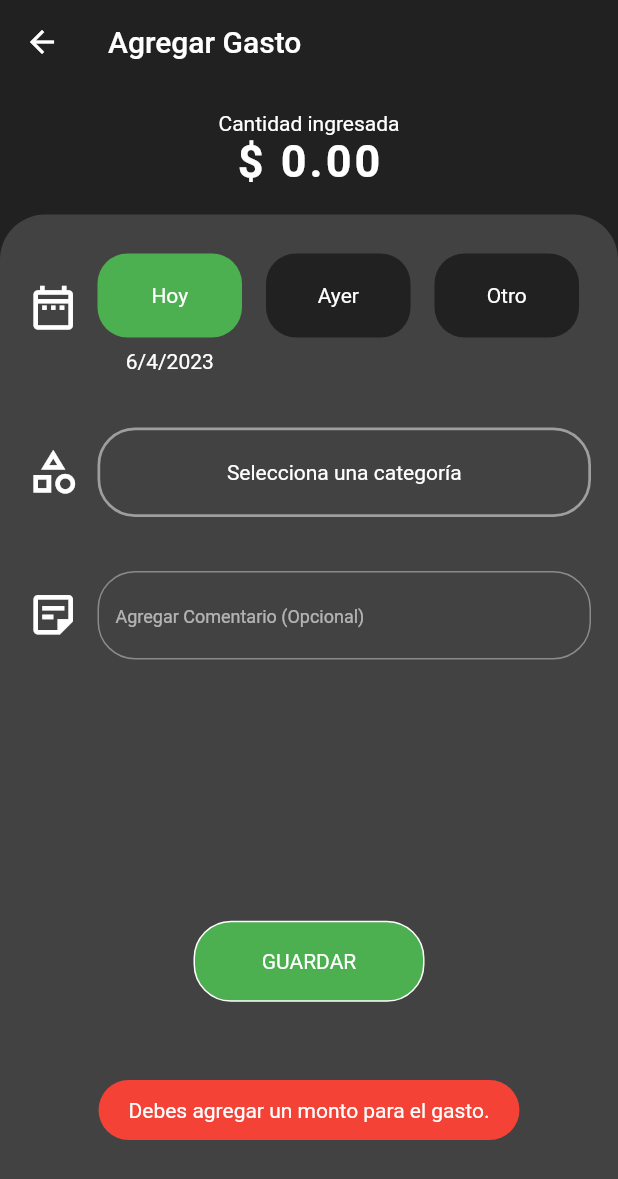
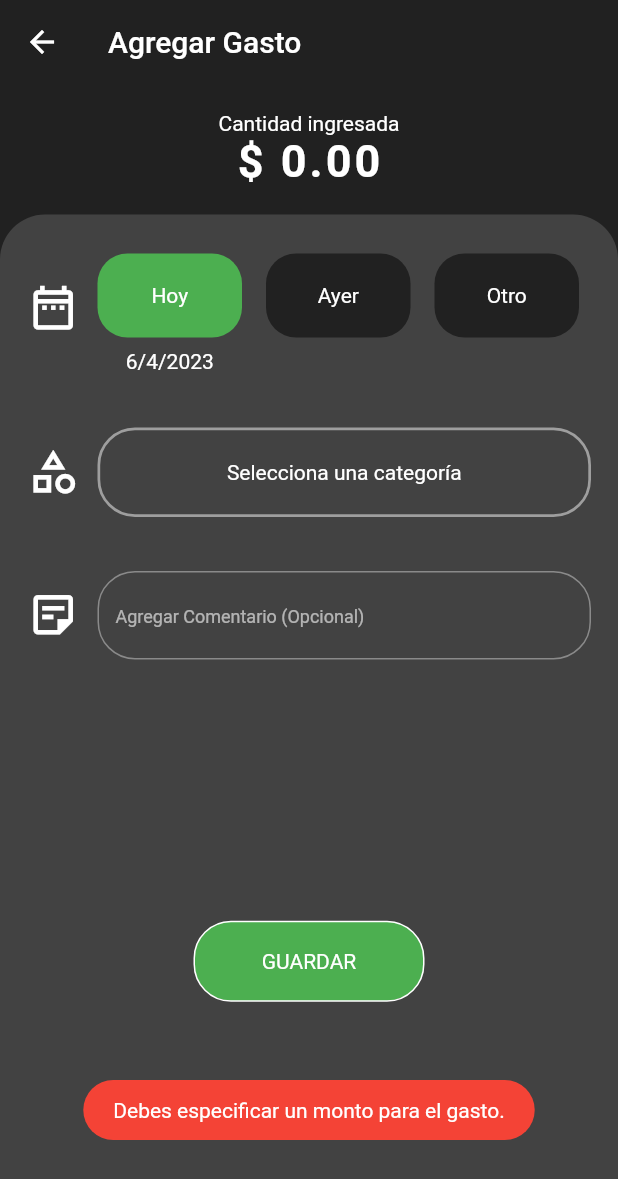
Before and after one commit to oscarvr10/Expenses-App, a Flutter app: the AddExpenses screen opened by its route, after a tap on "GUARDAR", on a phone screen of 412 x 824 dp. Shown: the top 1179 px of the screen. Run offline on Flutter 3.47's test engine with Material 2 defaults, Android fonts, the phone set to English and light mode, and no system bars; our stand-ins replace flutter_slidable, flutter_speed_dial, fluttertoast, sqflite; missing offline and left inert: flutter_material_color_picker; accounts and stored records are empty.

Commit message:
Logica para editar gastos e ingresos

```diff
--- a/lib/main.dart
+++ b/lib/main.dart
@@ -53,8 +53,8 @@ class MyApp extends StatelessWidget {
       initialRoute: 'home',
       routes: {
         'home': (_) => const HomePage(),
-        'addEntries': (_) => const AddEntries(),
-        'addExpenses': (_) => const AddExpenses(),
+        'add_entries': (_) => const AddEntries(),
+        'add_expenses': (_) => const AddExpenses(),
       },
     );
   }
--- a/lib/pages/add_expenses.dart
+++ b/lib/pages/add_expenses.dart
@@ -14,10 +14,20 @@ class AddExpenses extends StatelessWidget {
   @override
   Widget build(BuildContext context) {
     CombinedModel cModel = CombinedModel();
+    bool hasData = false;
+
+    final editCModel =
+        ModalRoute.of(context)!.settings.arguments as CombinedModel?;
+
+    if (editCModel != null) {
+      cModel = editCModel;
+      hasData = true;
+    }
 
     return Scaffold(
       appBar: AppBar(
-        title: const Text('Agregar Gasto'),
+        title:
+            hasData ? const Text('Editar Gasto') : const Text('Agregar Gasto'),
         elevation: 0.0,
       ),
       body: Column(
@@ -39,6 +49,7 @@ class AddExpenses extends StatelessWidget {
                     child: Center(
                         child: SaveButton(
                       cModel: cModel,
+                      hasData: hasData,
                     )),
                   ),
                 ],
--- a/lib/widgets/add_expenses_wt/save_button.dart
+++ b/lib/widgets/add_expenses_wt/save_button.dart
@@ -8,7 +8,9 @@ import 'package:provider/provider.dart';
 
 class SaveButton extends StatelessWidget {
   final CombinedModel cModel;
-  const SaveButton({super.key, required this.cModel});
+  final bool hasData;
+
+  const SaveButton({super.key, required this.cModel, required this.hasData});
 
   @override
   Widget build(BuildContext context) {
@@ -18,26 +20,31 @@ class SaveButton extends StatelessWidget {
     return GestureDetector(
       onTap: () {
         if (cModel.amount != 0.0 && cModel.link != null) {
-          exProvider.addNewExpense(cModel);
+          hasData
+              ? exProvider.updateExpense(cModel)
+              : exProvider.addNewExpense(cModel);
           Fluttertoast.showToast(
-              msg: 'Gasto agregado correctamente.',
+              msg: hasData
+                  ? 'Gasto editado correctamente.'
+                  : 'Gasto agregado correctamente.',
               backgroundColor: Colors.green);
           uiProvider.bnbIndex = 0;
           Navigator.pop(context);
         } else if (cModel.amount == 0.0) {
           Fluttertoast.showToast(
-              msg: 'Debes agregar un monto para el gasto.',
+              msg: 'Debes especificar un monto para el gasto.',
               backgroundColor: Colors.red);
         } else {
           Fluttertoast.showToast(
-              msg: 'Debes agregar una categoría para el gasto.',
+              msg: 'Debes seleccionar una categoría para el gasto.',
               backgroundColor: Colors.red);
         }
       },
       child: SizedBox(
         height: 70.0,
         width: 170.0,
-        child: Constants.customButton(Colors.green, Colors.white, 'GUARDAR'),
+        child: Constants.customButton(
+            Colors.green, Colors.white, hasData ? 'EDITAR' : 'GUARDAR'),
       ),
     );
   }
```
Also changed, not shown: lib/pages/add_entries.dart (+13 -1 lines), lib/pages/entries_details.dart (+15 -11 lines), lib/pages/expenses_details.dart (+9 -1 lines), lib/providers/expenses_provider.dart (+20 -0 lines), lib/widgets/add_entries_wt/save_et_button.dart (+12 -5 lines).
